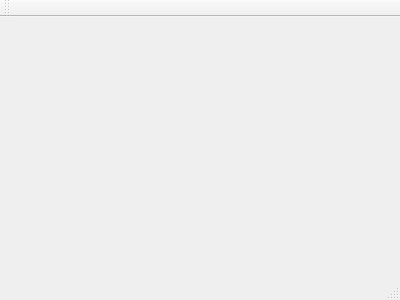
The window that Server/serverwindow.ui (wiglz4/cps111-j4-spring2013) describes before a commit, drawn with Qt 5.
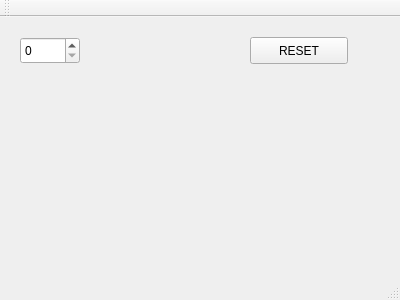
The same window after the commit.

```diff
--- a/Server/serverwindow.ui
+++ b/Server/serverwindow.ui
@@ -14,17 +14,27 @@
    <string>serverWindow</string>
   </property>
   <widget class="QWidget" name="centralWidget">
-   <widget class="QLabel" name="label">
+   <widget class="QSpinBox" name="spinPlayers">
     <property name="geometry">
      <rect>
-      <x>70</x>
-      <y>70</y>
-      <width>221</width>
-      <height>41</height>
+      <x>20</x>
+      <y>20</y>
+      <width>60</width>
+      <height>27</height>
+     </rect>
+    </property>
+   </widget>
+   <widget class="QPushButton" name="btnReset">
+    <property name="geometry">
+     <rect>
+      <x>250</x>
+      <y>20</y>
+      <width>98</width>
+      <height>27</height>
      </rect>
     </property>
     <property name="text">
-     <string/>
+     <string>RESET</string>
     </property>
    </widget>
   </widget>
```
